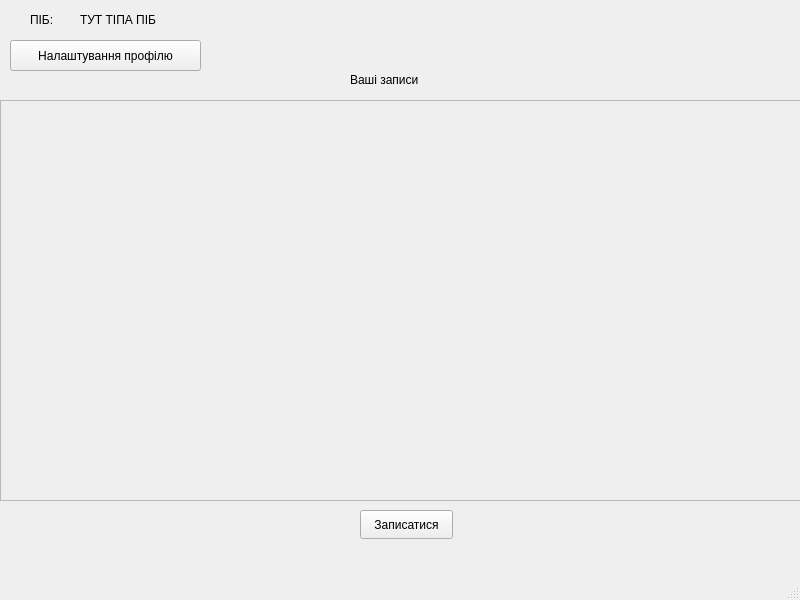
This is mainwindow.ui in letsexisttogether/MedicalDocuments as Qt 5 draws it before an edit. The edited form follows.
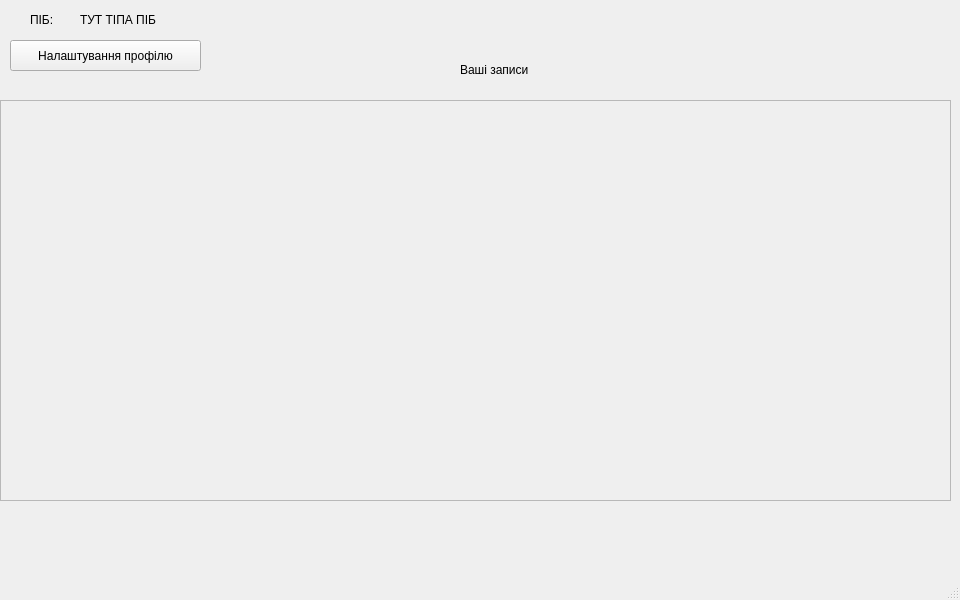
This is the edited form.

Commit message: Implemented switch from Autorization to MainWindow (PatientWindow in the future)

What changed in the file:
```diff
--- a/mainwindow.ui
+++ b/mainwindow.ui
@@ -6,7 +6,7 @@
    <rect>
     <x>0</x>
     <y>0</y>
-    <width>800</width>
+    <width>960</width>
     <height>600</height>
    </rect>
   </property>
@@ -19,7 +19,7 @@
      <rect>
       <x>0</x>
       <y>100</y>
-      <width>801</width>
+      <width>951</width>
       <height>401</height>
      </rect>
     </property>
@@ -31,7 +31,7 @@
       <rect>
        <x>0</x>
        <y>0</y>
-       <width>799</width>
+       <width>949</width>
        <height>399</height>
       </rect>
      </property>
@@ -55,7 +55,7 @@
      <rect>
       <x>80</x>
       <y>10</y>
-      <width>101</width>
+      <width>861</width>
       <height>20</height>
      </rect>
     </property>
@@ -66,8 +66,8 @@
    <widget class="QLabel" name="label_3">
     <property name="geometry">
      <rect>
-      <x>350</x>
-      <y>70</y>
+      <x>460</x>
+      <y>60</y>
       <width>91</width>
       <height>20</height>
      </rect>
@@ -89,19 +89,6 @@
      <string>Налаштування профілю</string>
     </property>
    </widget>
-   <widget class="QPushButton" name="openAppointmentWindowButton">
-    <property name="geometry">
-     <rect>
-      <x>360</x>
-      <y>510</y>
-      <width>93</width>
-      <height>29</height>
-     </rect>
-    </property>
-    <property name="text">
-     <string>Записатися</string>
-    </property>
-   </widget>
   </widget>
   <widget class="QMenuBar" name="menubar">
    <property name="geometry">
```
Left out of the diff: 8 changed lines with no effect on the pictures. The commit also changes 8 other files.
